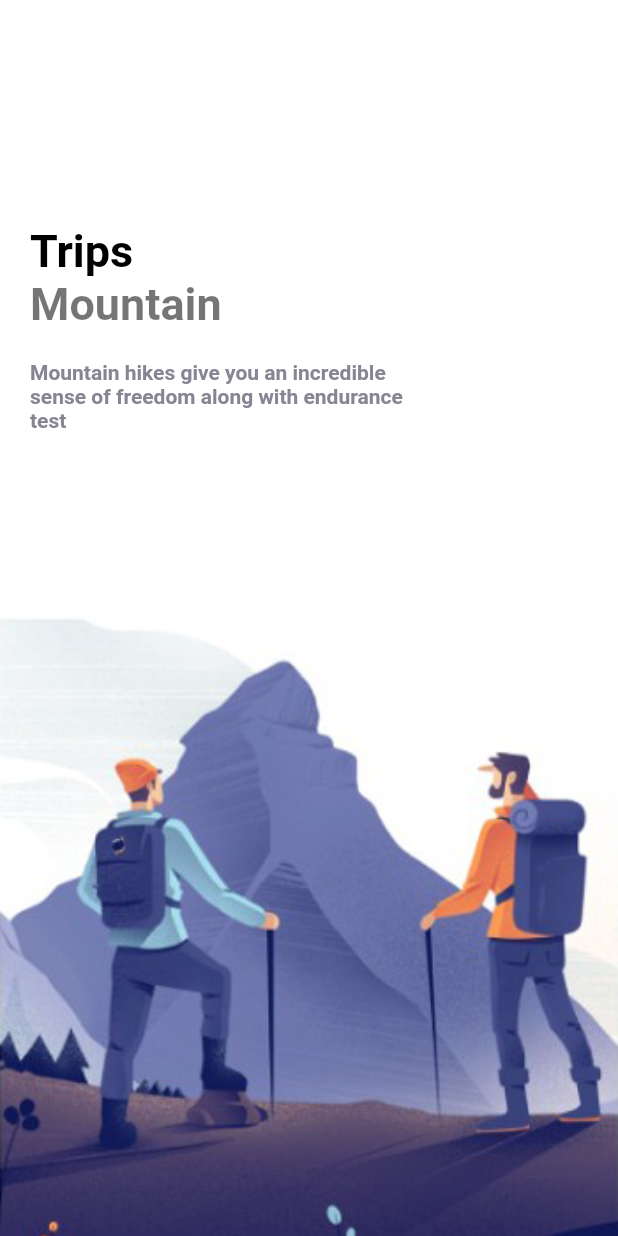
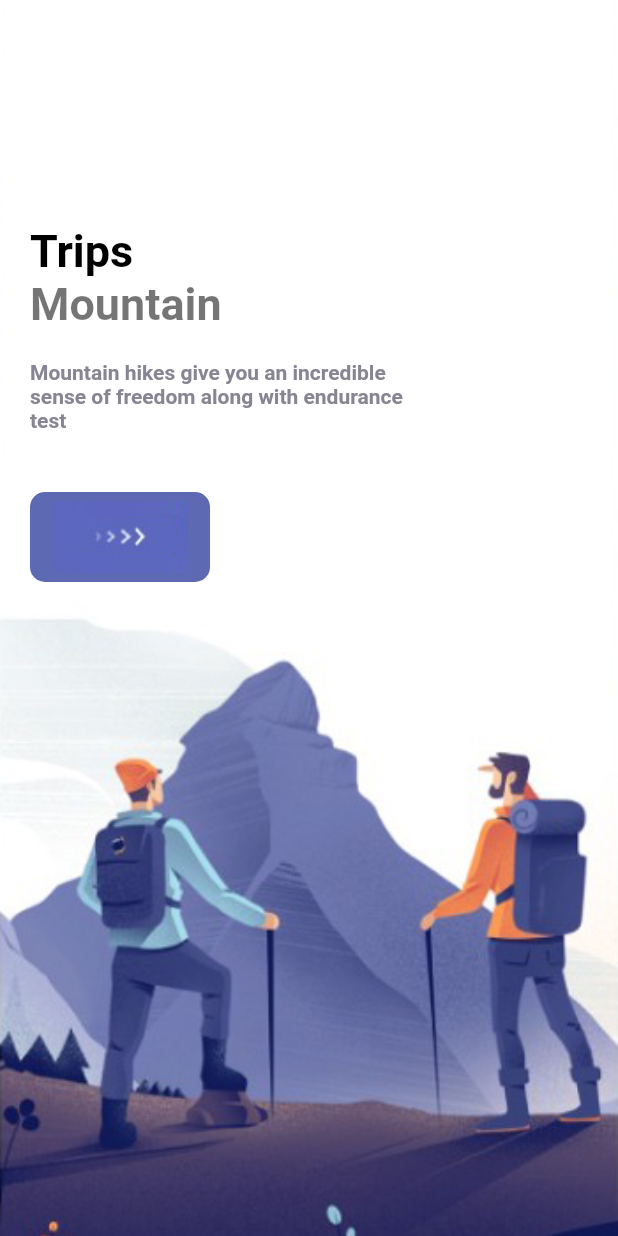
Before and after one commit to GzuPark/trailing_flutter, a Flutter app: the screen it shows after launch, on a phone screen of 412 x 824 dp. Run offline on Flutter 3.47's test engine with Material 2 defaults, Android fonts, the phone set to English and light mode, and no system bars.

Commit message:
Add responsive button

```diff
--- a/lib/pages/welcome_page.dart
+++ b/lib/pages/welcome_page.dart
@@ -2,6 +2,7 @@ import 'package:flutter/material.dart';
 import 'package:trailing_flutter/misc/colors.dart';
 import 'package:trailing_flutter/widgets/app_large_text.dart';
 import 'package:trailing_flutter/widgets/app_text.dart';
+import 'package:trailing_flutter/widgets/responsive_button.dart';
 
 class WelcomePage extends StatefulWidget {
   const WelcomePage({Key? key}) : super(key: key);
@@ -36,6 +37,7 @@ class _WelcomePageState extends State<WelcomePage> {
             child: Container(
               margin: const EdgeInsets.only(top: 150, left: 20, right: 20),
               child: Row(
+                mainAxisAlignment: MainAxisAlignment.spaceBetween,
                 children: [
                   Column(
                     crossAxisAlignment: CrossAxisAlignment.start,
@@ -51,6 +53,8 @@ class _WelcomePageState extends State<WelcomePage> {
                           size: 14,
                         ),
                       ),
+                      const SizedBox(height: 40),
+                      ResponsiveButton(width: 120),
                     ],
                   ),
                 ],
--- /dev/null
+++ b/lib/widgets/responsive_button.dart
@@ -0,0 +1,31 @@
+import 'package:flutter/cupertino.dart';
+import 'package:trailing_flutter/misc/colors.dart';
+
+class ResponsiveButton extends StatelessWidget {
+  double? width;
+  bool? isResponsive;
+
+  ResponsiveButton({
+    Key? key,
+    this.width,
+    this.isResponsive = false,
+  }) : super(key: key);
+
+  @override
+  Widget build(BuildContext context) {
+    return Container(
+      width: width,
+      height: 60,
+      decoration: BoxDecoration(
+        borderRadius: BorderRadius.circular(10),
+        color: AppColors.mainColor,
+      ),
+      child: Row(
+        mainAxisAlignment: MainAxisAlignment.center,
+        children: [
+          Image.asset('assets/img/button-one.png'),
+        ],
+      ),
+    );
+  }
+}
```
